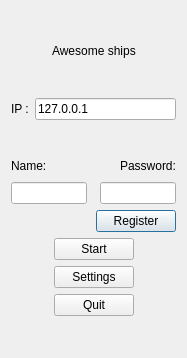
Qt form AS_formsLast/menuwindow.ui (SergejDev/AwesomeShips) before a commit.
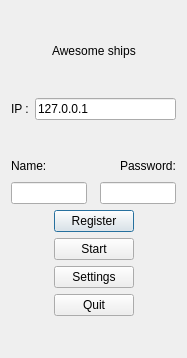
The same form after that commit.

Diff of the .ui file:
```diff
--- a/AS_formsLast/menuwindow.ui
+++ b/AS_formsLast/menuwindow.ui
@@ -199,6 +199,19 @@
        </property>
       </widget>
      </item>
+     <item>
+      <spacer name="horizontalSpacer_12">
+       <property name="orientation">
+        <enum>Qt::Horizontal</enum>
+       </property>
+       <property name="sizeHint" stdset="0">
+        <size>
+         <width>40</width>
+         <height>20</height>
+        </size>
+       </property>
+      </spacer>
+     </item>
     </layout>
    </item>
    <item>
```
